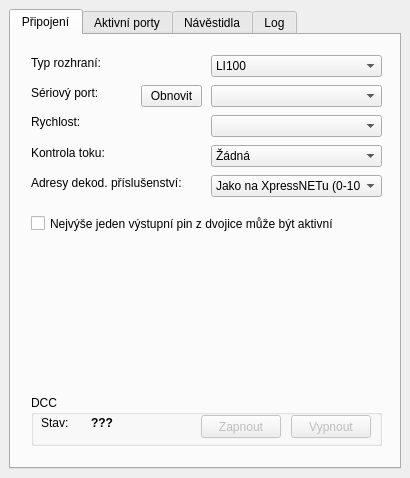
kmzbrnoI/rcs-lib-XpressNET-qt, file form/main-window.ui: the form before one commit.
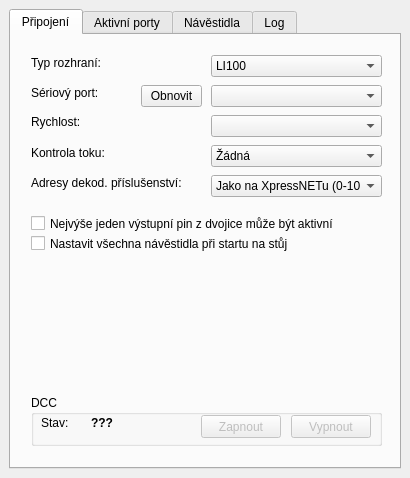
The form after the commit.

Commit message: GUI: add signals reset checkbox.

```diff
--- a/form/main-window.ui
+++ b/form/main-window.ui
@@ -312,6 +312,19 @@
          </property>
         </widget>
        </widget>
+       <widget class="QCheckBox" name="chb_reset_signals">
+        <property name="geometry">
+         <rect>
+          <x>20</x>
+          <y>200</y>
+          <width>351</width>
+          <height>17</height>
+         </rect>
+        </property>
+        <property name="text">
+         <string>Nastavit všechna návěstidla při startu na stůj</string>
+        </property>
+       </widget>
       </widget>
       <widget class="QWidget" name="t_activeModules">
        <attribute name="title">
```
The commit also changes 3 other files.
